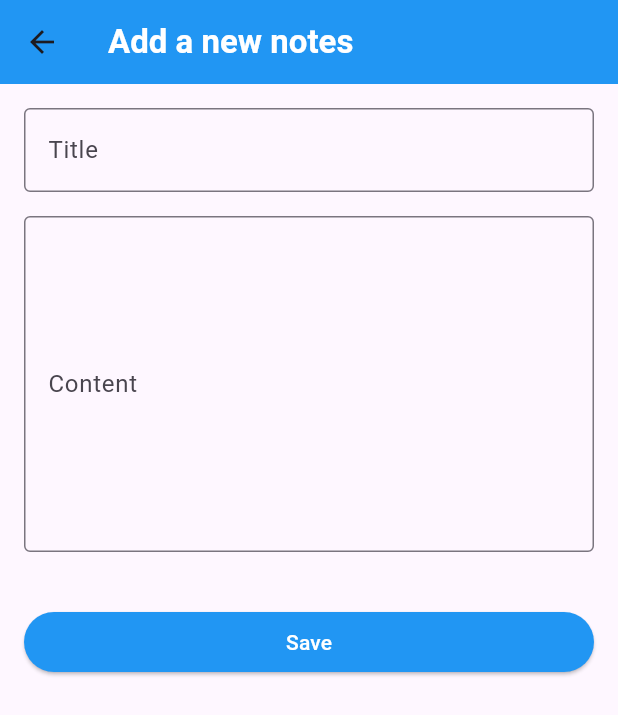
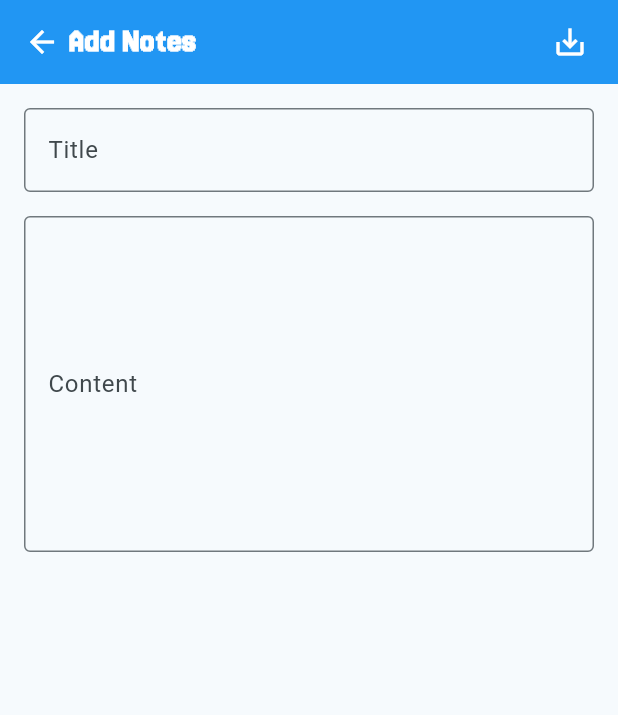
Before and after one commit to ndridm2/note_app, a Flutter app: the screen it shows after launch, after a tap on the "add" icon, on a phone screen of 412 x 824 dp. Shown: the top 715 px of the screen. Run offline on Flutter 3.47's test engine with Material 3 defaults, Android fonts, the phone set to English and light mode, and no system bars; our stand-ins replace lottie, sqflite; accounts and stored records are empty.

Commit message:
update ui and feature

```diff
--- a/lib/data/datasources/local_datasource.dart
+++ b/lib/data/datasources/local_datasource.dart
@@ -44,11 +44,11 @@ class LocalDatasource {
   }
 
   //search by title
-  Future<List<Note>> searchTitle(String keyword) async {
+  Future<List<Note>> searchTitle(String query) async {
     // ignore: unused_local_variable
     final db = await _openDatabase();
     List<Note> list = await getNotes();
-    return list.where((element) => element.title.contains(keyword)).toList();
+    return list.where((element) => element.title.toLowerCase().contains(query.toLowerCase())).toList();
   }
 
   //update data
--- a/lib/main.dart
+++ b/lib/main.dart
@@ -12,7 +12,8 @@ class MyApp extends StatelessWidget {
     return MaterialApp(
       debugShowCheckedModeBanner: false,
       theme: ThemeData(
-        colorScheme: ColorScheme.fromSeed(seedColor: Colors.deepPurple),
+        brightness: Brightness.light,
+        colorScheme: ColorScheme.fromSeed(seedColor: Colors.blueGrey),
         useMaterial3: true,
       ),
       home: const SpalshScreen(),
--- a/lib/pages/add_page.dart
+++ b/lib/pages/add_page.dart
@@ -19,14 +19,45 @@ class _AddPageState extends State<AddPage> {
   Widget build(BuildContext context) {
     return Scaffold(
       appBar: AppBar(
+        backgroundColor: Colors.blue,
+        leading: const BackButton(
+          color: Colors.white,
+        ),
+        titleSpacing: -10,
         title: const Text(
-          'Add a new notes',
+          'Add Notes',
           style: TextStyle(
             fontWeight: FontWeight.bold,
             color: Colors.white,
+            fontFamily: 'Jersey20',
           ),
         ),
-        backgroundColor: Colors.blue,
+        actions: [
+          IconButton(
+            onPressed: () {
+              if (_formKey.currentState!.validate()) {
+                Note note = Note(
+                  title: titleController.text,
+                  content: contentController.text,
+                  createdAt: DateTime.now(),
+                );
+                LocalDatasource().insertNote(note);
+                titleController.clear();
+                contentController.clear();
+                ScaffoldMessenger.of(context).showSnackBar(const SnackBar(
+                  content: Text('Note successfully saved'),
+                  backgroundColor: Colors.blueGrey,
+                ));
+                Navigator.pop(context);
+              }
+            },
+            icon: const Icon(
+              Icons.save_alt,
+              color: Colors.white,
+            ),
+          ),
+          const SizedBox(width: 8),
+        ],
       ),
       body: Form(
         key: _formKey,
@@ -61,34 +92,7 @@ class _AddPageState extends State<AddPage> {
                 return null;
               },
             ),
-            const SizedBox(height: 36),
-            ElevatedButton(
-              onPressed: () {
-                if (_formKey.currentState!.validate()) {
-                  Note note = Note(
-                    title: titleController.text,
-                    content: contentController.text,
-                    createdAt: DateTime.now(),
-                  );
-                  LocalDatasource().insertNote(note);
-                  titleController.clear();
-                  contentController.clear();
-                  ScaffoldMessenger.of(context).showSnackBar(const SnackBar(
-                    content: Text('Note successfully saved'),
-                    backgroundColor: Colors.blueGrey,
-                  ));
-                  Navigator.pop(context);
-                }
-              },
-              style: const ButtonStyle(
-                backgroundColor: MaterialStatePropertyAll(Colors.blue),
-                overlayColor: MaterialStatePropertyAll(Colors.blueGrey),
-              ),
-              child: const Text(
-                'Save',
-                style: TextStyle(color: Colors.white),
-              ),
-            ),
+            const SizedBox(height: 30),
           ],
         ),
       ),
--- a/lib/pages/search_page.dart
+++ b/lib/pages/search_page.dart
@@ -34,6 +34,8 @@ class _SearchPageState extends State<SearchPage> {
   Widget build(BuildContext context) {
     return Scaffold(
       appBar: AppBar(
+        leading: const BackButton(color: Colors.white),
+        titleSpacing: -10,
         title: const Text(
           'Search',
           style: TextStyle(fontWeight: FontWeight.bold, color: Colors.white),
@@ -64,6 +66,7 @@ class _SearchPageState extends State<SearchPage> {
                 hintText: 'Search Note',
                 suffixIcon: Icon(Icons.search, color: Colors.black54,)
               ),
+              onChanged: (keyword) => searchNotes(keyword),
               onSubmitted: (keyword) {
                 setState(() => isLoading = true);
                 searchNotes(keyword);
```
Also changed, not shown: lib/pages/detail_page.dart (+44 -37 lines), lib/pages/edit_page.dart (+32 -27 lines), lib/pages/home_page.dart (+41 -14 lines), pubspec.yaml (+7 -11 lines), fonts/Jersey20-Regular.ttf (added), fonts/Oxygen-Regular.ttf (added).
